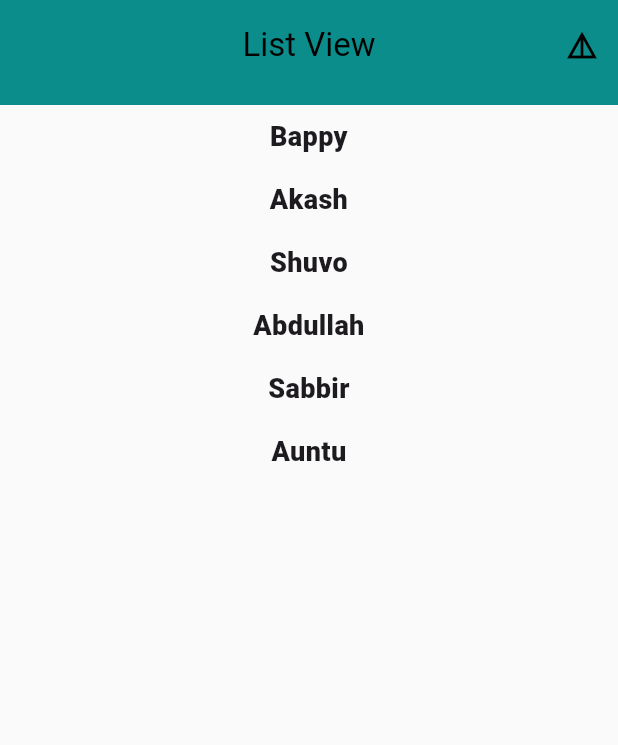
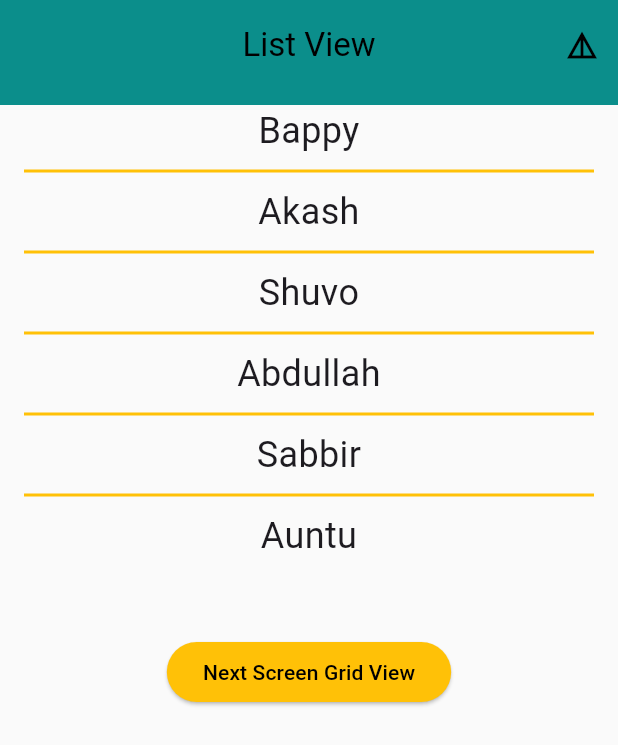
Before and after one commit to mdbappy21/flutter_practice, a Flutter app: the FourthScreen screen opened directly, on a phone screen of 412 x 824 dp. Shown: the top 745 px of the screen. Run offline on Flutter 3.47's test engine with Material 3 defaults, Android fonts, the phone set to English and light mode, and no system bars; network calls fail.

```diff
--- a/lib/Screens/FourthScreen.dart
+++ b/lib/Screens/FourthScreen.dart
@@ -1,5 +1,7 @@
 import 'package:flutter/material.dart';
 import 'package:flutter_practice/widgets/appBar.dart';
+import '../widgets/newScreenNevigation.dart';
+import 'FifthScreen.dart';
 
 class FourthScreen extends StatelessWidget {
   List<String> StudentName = [
@@ -18,63 +20,109 @@ class FourthScreen extends StatelessWidget {
         appBar: appBar(
           title: "List View",
         ),
-      body: ListView.builder(
-        itemCount: StudentName.length,
-        itemBuilder: (BuildContext context, int index) {
-          return Padding(
-            padding: const EdgeInsets.all(8.0),
-            child: Text(
-              textAlign: TextAlign.center,
-              "${StudentName[index]}",
-              style: TextStyle(fontSize: 18, fontWeight: FontWeight.w900),
-            ),
+        body: Column(
+          children: [
+            ListView.separated(
+              shrinkWrap: true,
+              separatorBuilder: (context, index) {
+                return Divider(
+                  height: 20,
+                  thickness: 2,
+                  indent: 16,
+                  endIndent: 16,
+                  color: Colors.amber,
                 );
               },
-        // children: const [
-        //   // Text("Hello"),
-        //   // Text("Hello"),
-        //   // Text("Hello"),
-        //   // Text("Hello"),
-        //   // Text("Hello"),
-        //   // Text("Hello"),
-        //   // Text("Hello"),
-        //   // Text("Hello"),
-        //   // Text("Hello"),
-        //   // Text("Hello"),
-        //   // Text("Hello"),
-        //   // Text("Hello"),
-        //   // Text("Hello"),
-        //   // Text("Hello"),
-        //   // Text("Hello"),
-        //   // Text("Hello"),
-        //   // Text("Hello"),
-        //   // Text("Hello"),
-        //   // Text("Hello"),
-        //   // Text("Hello"),
-        //   // Text("Hello"),
-        //   // Text("Hello"),
-        //   // Text("Hello"),
-        //   // Text("Hello"),
-        //   // Text("Hello"),
-        //   // Text("Hello"),
-        //   // Text("Hello"),
-        //   // Text("Hello"),
-        //   // Text("Hello"),
-        //   // Text("Hello"),
-        //   // Text("Hello"),
-        //   // Text("Hello"),
-        //   // Text("Hello"),
-        //   // Text("Hello"),
-        //   // Text("Hello"),
-        //   // Text("Hello"),
-        //   // Text("Hello"),
-        //   // Text("Hello"),
-        //   // Text("Hello"),
-        //   // Text("Hello"),
-        //   // Text("Hello"),
-        //
-        // ],
+              itemCount: StudentName.length,
+              itemBuilder: (context, index) {
+                return Column(
+                  children: [
+                    Text(
+                      "${StudentName[index]}",
+                      textAlign: TextAlign.center,
+                      style: TextStyle(fontSize: 24),
                     ),
+                  ],
                 );
+              },
+            ),
+            SizedBox(
+              height: 50,
+            ),
+            ElevatedButton(
+              style: ElevatedButton.styleFrom(
+                backgroundColor: Colors.amber,
+                foregroundColor: Colors.black
+              ),
+              onPressed: () {
+                newScreenNevigation.navigateToNextScreen(
+                    context, FifthScreen());
+              },
+              child: const Text('Next Screen Grid View'),
+            ),
+          ],
+        ));
   }
 }
+// body: ListView.builder(
+//   itemCount: StudentName.length,
+//   itemBuilder: (BuildContext context, int index) {
+//     return Padding(
+//       padding: const EdgeInsets.all(8.0),
+//       child: Column(
+//         children: [
+//           Text(
+//             textAlign: TextAlign.center,
+//             "${StudentName[index]}",
+//             style: TextStyle(fontSize: 18, fontWeight: FontWeight.w900),
+//           ),
+//           Divider()
+//         ],
+//       ),
+//     );
+//   },
+//   // children: const [
+//   //   // Text("Hello"),
+//   //   // Text("Hello"),
+//   //   // Text("Hello"),
+//   //   // Text("Hello"),
+//   //   // Text("Hello"),
+//   //   // Text("Hello"),
+//   //   // Text("Hello"),
+//   //   // Text("Hello"),
+//   //   // Text("Hello"),
+//   //   // Text("Hello"),
+//   //   // Text("Hello"),
+//   //   // Text("Hello"),
+//   //   // Text("Hello"),
+//   //   // Text("Hello"),
+//   //   // Text("Hello"),
+//   //   // Text("Hello"),
+//   //   // Text("Hello"),
+//   //   // Text("Hello"),
+//   //   // Text("Hello"),
+//   //   // Text("Hello"),
+//   //   // Text("Hello"),
+//   //   // Text("Hello"),
+//   //   // Text("Hello"),
+//   //   // Text("Hello"),
+//   //   // Text("Hello"),
+//   //   // Text("Hello"),
+//   //   // Text("Hello"),
+//   //   // Text("Hello"),
+//   //   // Text("Hello"),
+//   //   // Text("Hello"),
+//   //   // Text("Hello"),
+//   //   // Text("Hello"),
+//   //   // Text("Hello"),
+//   //   // Text("Hello"),
+//   //   // Text("Hello"),
+//   //   // Text("Hello"),
+//   //   // Text("Hello"),
+//   //   // Text("Hello"),
+//   //   // Text("Hello"),
+//   //   // Text("Hello"),
+//   //   // Text("Hello"),
+//   //
+//   // ],
+// ),
```
Lines whose indentation alone changed are shown as unchanged.
